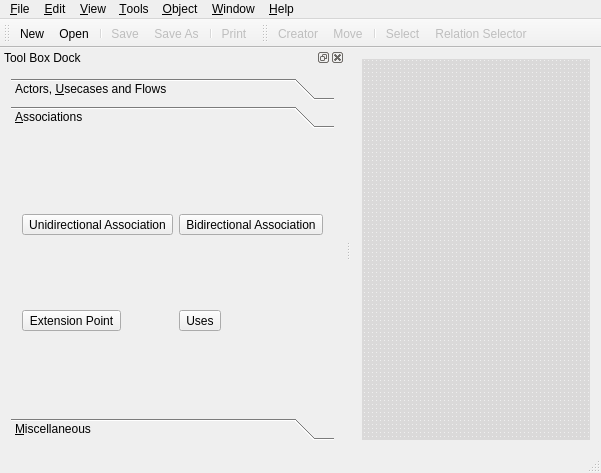
Before: the Qt Designer form concerto.ui in adityaanandmc/concerto, drawn with Qt 5.
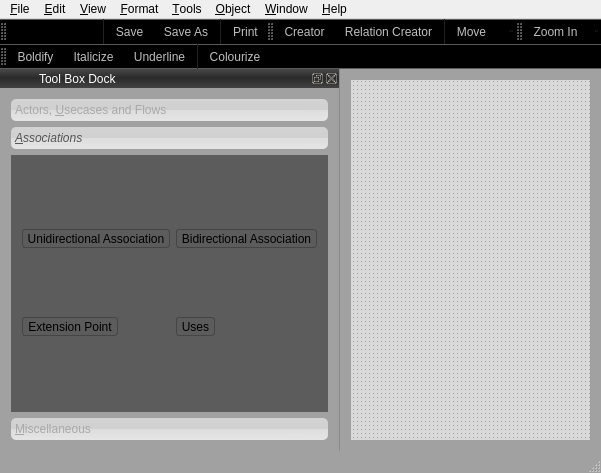
After: the same form once the commit is applied. The open tabs and pages were chosen to show the change. Icons and pictures are not drawn.

Diff of the .ui file:
```diff
--- a/concerto.ui
+++ b/concerto.ui
@@ -18,10 +18,41 @@
     <normaloff>:/icons/images/ucicon.png</normaloff>:/icons/images/ucicon.png</iconset>
   </property>
   <property name="styleSheet">
-   <string notr="true">/*background-color: #444;
-color: #e6e6e6;
-border-color: #999;
-*/</string>
+   <string notr="true">QDockWidget {
+    color: #fff;
+}
+
+ QDockWidget::title {
+     text-align: left;
+     background: qlineargradient(spread:pad, x1:0.481, y1:0, x2:0.495, y2:1, stop:0 rgba(72, 72, 72, 255), stop:0.480952 rgba(41, 41, 41, 255), stop:0.485714 rgba(43, 43, 43, 255), stop:1 rgba(66, 66, 66, 255));
+     padding-left: 35px;
+ }
+
+QToolBar {
+    background-color: qlineargradient(spread:reflect, x1:0.495,     y1:0, x2:0.496, y2:1, stop:0 rgba(37, 37, 37, 255), stop:0.528571 rgba(52, 52, 52, 255), stop:0.533333 rgba(37, 37, 37, 255), stop:1 rgba(26, 26, 26, 255));
+
+	spacing: 3px;
+}
+
+QToolBar::separator {
+	background-color: #222;
+	width: 1px;
+}
+
+QMainWindow::separator {
+     background: #8A8A8A;
+     width: 1px; /* when vertical */
+     height: 1px; /* when horizontal */
+ }
+
+QMainWindow::separator:hover {
+     background: #149AE0;
+ }
+
+QMainWindow {
+    background: #A1A1A1;
+}
+</string>
   </property>
   <property name="unifiedTitleAndToolBarOnMac">
    <bool>true</bool>
@@ -31,7 +62,66 @@
     <item>
      <widget class="QMdiArea" name="mdiArea">
       <property name="styleSheet">
-       <string notr="true">color: #222;</string>
+       <string notr="true">QToolTip {
+  background-color: #000;
+  color:  #fff;
+}
+
+QTabWidget::pane { /* The tab widget frame */
+     border: 1px solid #8C8C8C;
+ }
+
+ QTabWidget::tab-bar {
+     left: 5px; /* move to the right by 5px */
+ }
+
+ /* Style the tab using the tab sub-control. Note that
+     it reads QTabBar _not_ QTabWidget */
+ QTabBar::tab {
+     background: qlineargradient(x1: 0, y1: 0, x2: 0, y2: 1,
+                                 stop: 0 #E1E1E1, stop: 0.4 #DDDDDD,
+                                 stop: 0.5 #D8D8D8, stop: 1.0 #D3D3D3);
+     border: 1px solid #ADADAD;
+     border-bottom-color: #A1A1A1; /* same as the pane color */
+     border-top-left-radius: 4px;
+     border-top-right-radius: 4px;
+     min-width: 8ex;
+     padding: 2px;
+ }
+
+ QTabBar::tab:selected, QTabBar::tab:hover {
+     background: qlineargradient(x1: 0, y1: 0, x2: 0, y2: 1,
+                                 stop: 0 #fafafa, stop: 0.4 #f4f4f4,
+                                 stop: 0.5 #e7e7e7, stop: 1.0 #fafafa);
+ }
+
+ QTabBar::tab:selected {
+     border-color: #9B9B9B;
+     border-bottom-color: #8C8C8C; /* same as pane color */
+ }
+
+ QTabBar::tab:!selected {
+     margin-top: 2px; /* make non-selected tabs look smaller */
+ }
+
+ /* make use of negative margins for overlapping tabs */
+ QTabBar::tab:selected {
+     /* expand/overlap to the left and right by 4px */
+     margin-left: -4px;
+     margin-right: -4px;
+ }
+
+ QTabBar::tab:first:selected {
+     margin-left: 0; /* the first selected tab has nothing to overlap with on the left */
+ }
+
+ QTabBar::tab:last:selected {
+     margin-right: 0; /* the last selected tab has nothing to overlap with on the right */
+ }
+
+ QTabBar::tab:only-one {
+     margin: 0; /* if there is only one tab, we don't want overlapping margins */
+ }</string>
       </property>
       <property name="background">
        <brush brushstyle="Dense1Pattern">
@@ -169,15 +259,49 @@
     </property>
     <addaction name="actionS_witch_Layout_Direction"/>
    </widget>
+   <widget class="QMenu" name="menu_Format">
+    <property name="title">
+     <string>&amp;Format</string>
+    </property>
+    <addaction name="action_Boldify"/>
+    <addaction name="action_Italicize"/>
+    <addaction name="action_Underline"/>
+    <addaction name="separator"/>
+    <addaction name="action_Colourize"/>
+    <addaction name="separator"/>
+    <addaction name="actionFont"/>
+   </widget>
    <addaction name="menu_File"/>
    <addaction name="menu_Edit"/>
    <addaction name="menu_View"/>
+   <addaction name="menu_Format"/>
    <addaction name="menu_Tools"/>
    <addaction name="menu_Object"/>
    <addaction name="menu_Window"/>
    <addaction name="menu_Help"/>
   </widget>
   <widget class="QToolBar" name="mainToolBar">
+   <property name="windowTitle">
+    <string>File Tool Bar</string>
+   </property>
+   <property name="styleSheet">
+    <string notr="true">QToolButton { /* all types of tool button */
+	background-color: transparent;
+	border-radius: 4px;
+	padding: 4px;
+ }
+
+QToolButton:hover {
+	background-color: qlineargradient(spread:pad, x1:0.486, y1:1, x2:0.538, y2:0, stop:0 rgba(74, 74, 74, 255), stop:1 rgba(255, 255, 255, 0));
+	border-color: transparent;
+}
+
+QToolButton:pressed, QToolButton:checked {
+	background-color: qlineargradient(spread:pad, x1:0.486, y1:1, x2:0.538, y2:0, stop:0 rgba(74, 74, 74, 255), stop:1 rgba(255, 255, 255, 0));
+	border: solid 1px #222;
+}
+</string>
+   </property>
    <attribute name="toolBarArea">
     <enum>TopToolBarArea</enum>
    </attribute>
@@ -206,6 +330,25 @@
    <property name="accessibleDescription">
     <string>Contains tools that help you construct a diagram</string>
    </property>
+   <property name="styleSheet">
+    <string notr="true">QToolBox::tab {
+     background: qlineargradient(spread:pad, x1:0.467, y1:0, x2:0.49, y2:1, stop:0 rgba(211, 211, 211, 255), stop:0.485714 rgba(208, 208, 208, 255), stop:0.514286 rgba(221, 221, 221, 255), stop:1 rgba(229, 229, 229, 255));
+     border-radius: 5px;
+     color: darkgray;
+ }
+
+QToolBox::tab:hover {
+     color: #555;
+     background: qlineargradient(x1: 0, y1: 0, x2: 0, y2: 1,
+                                 stop: 0 #D6D6D6, stop: 0.4 #D4D4D4,
+                                 stop: 0.5 #CFCFCF stop: 1.0 #C9C9C9);
+ }
+
+QToolBox::tab:selected {
+     font: italic;
+     color: #555;
+ }</string>
+   </property>
    <property name="floating">
     <bool>false</bool>
    </property>
@@ -439,10 +582,29 @@
          <rect>
           <x>0</x>
           <y>0</y>
-          <width>132</width>
-          <height>136</height>
+          <width>130</width>
+          <height>130</height>
          </rect>
         </property>
+        <property name="styleSheet">
+         <string notr="true">QWidget {
+	background-color: #5C5C5C;
+	background: #5C5C5C url(:/icons/images/dock/noise.png);
+}
+
+QToolButton { /* all types of tool button */
+     border: 1px solid #454545;
+     border-radius: 3px;
+	background-color: qlineargradient(x1: 0, y1: 0, x2: 0, y2: 1,
+                                       stop: 0 #f6f7fa, stop: 1 #dadbde);
+ }
+
+QToolButton:pressed {
+     background-color: qlineargradient(x1: 0, y1: 0, x2: 0, y2: 1,
+                                       stop: 0 #dadbde, stop: 1 #f6f7fa);
+ }
+</string>
+        </property>
         <attribute name="icon">
          <iconset resource="Image-Resources.qrc">
           <normaloff>:/icons/images/items/connector.png</normaloff>:/icons/images/items/connector.png</iconset>
@@ -765,7 +927,25 @@
   </widget>
   <widget class="QToolBar" name="pointerToolBar">
    <property name="windowTitle">
-    <string>toolBar</string>
+    <string>Pointer Tool Bar</string>
+   </property>
+   <property name="styleSheet">
+    <string notr="true">QToolButton { /* all types of tool button */
+	background-color: transparent;
+	border-radius: 4px;
+	padding: 4px;
+ }
+
+QToolButton:hover {
+	background-color: qlineargradient(spread:pad, x1:0.486, y1:1, x2:0.538, y2:0, stop:0 rgba(74, 74, 74, 255), stop:1 rgba(255, 255, 255, 0));
+	border-color: transparent;
+}
+
+QToolButton:pressed, QToolButton:checked {
+	background-color: qlineargradient(spread:pad, x1:0.486, y1:1, x2:0.49, y2:0, stop:0 rgba(14, 14, 14, 255), stop:0.295238 rgba(19, 19, 19, 214), stop:0.533333 rgba(41, 41, 41, 194), stop:1 rgba(14, 14, 14, 255));
+	border: solid 1px #222;
+}
+</string>
    </property>
    <attribute name="toolBarArea">
     <enum>TopToolBarArea</enum>
@@ -774,10 +954,68 @@
     <bool>false</bool>
    </attribute>
    <addaction name="action_Creator"/>
+   <addaction name="action_Relation_Selector"/>
+   <addaction name="separator"/>
    <addaction name="action_Move"/>
-   <addaction name="separator"/>
    <addaction name="action_Select"/>
-   <addaction name="action_Relation_Selector"/>
+  </widget>
+  <widget class="QToolBar" name="viewToolBar">
+   <property name="windowTitle">
+    <string>Zoom Tool Bar</string>
+   </property>
+   <property name="styleSheet">
+    <string notr="true">QToolButton { /* all types of tool button */
+	background-color: transparent;
+	border-radius: 4px;
+	padding: 4px;
+ }
+
+QToolButton:hover {
+	background-color: qlineargradient(spread:pad, x1:0.486, y1:1, x2:0.538, y2:0, stop:0 rgba(74, 74, 74, 255), stop:1 rgba(255, 255, 255, 0));
+	border-color: transparent;
+}
+</string>
+   </property>
+   <attribute name="toolBarArea">
+    <enum>TopToolBarArea</enum>
+   </attribute>
+   <attribute name="toolBarBreak">
+    <bool>false</bool>
+   </attribute>
+   <addaction name="actionZoom_In"/>
+   <addaction name="actionZoom_Out"/>
+   <addaction name="separator"/>
+   <addaction name="action_Normal"/>
+   <addaction name="action_Fit_to_Window"/>
+  </widget>
+  <widget class="QToolBar" name="formatToolBar">
+   <property name="windowTitle">
+    <string>Format Tool Bar</string>
+   </property>
+   <property name="styleSheet">
+    <string notr="true">QToolButton { /* all types of tool button */
+	background-color: transparent;
+	border-radius: 4px;
+	padding: 4px;
+ }
+
+QToolButton:hover {
+	background-color: qlineargradient(spread:pad, x1:0.486, y1:1, x2:0.538, y2:0, stop:0 rgba(74, 74, 74, 255), stop:1 rgba(255, 255, 255, 0));
+	border-color: transparent;
+}
+</string>
+   </property>
+   <attribute name="toolBarArea">
+    <enum>TopToolBarArea</enum>
+   </attribute>
+   <attribute name="toolBarBreak">
+    <bool>true</bool>
+   </attribute>
+   <addaction name="action_Boldify"/>
+   <addaction name="action_Italicize"/>
+   <addaction name="action_Underline"/>
+   <addaction name="separator"/>
+   <addaction name="action_Colourize"/>
   </widget>
   <action name="action_New">
    <property name="icon">
@@ -1245,7 +1483,7 @@
      <normaloff>:/icons/images/cursors/linepointer.png</normaloff>:/icons/images/cursors/linepointer.png</iconset>
    </property>
    <property name="text">
-    <string>&amp;Relation Selector</string>
+    <string>&amp;Relation Creator</string>
    </property>
    <property name="toolTip">
     <string>Helps select relations</string>
@@ -1254,6 +1492,147 @@
     <string>Ctrl+Shift+L</string>
    </property>
   </action>
+  <action name="action_Properties">
+   <property name="enabled">
+    <bool>false</bool>
+   </property>
+   <property name="icon">
+    <iconset resource="Image-Resources.qrc">
+     <normaloff>:/icons/images/menu/Object/prop.png</normaloff>:/icons/images/menu/Object/prop.png</iconset>
+   </property>
+   <property name="text">
+    <string>&amp;Properties</string>
+   </property>
+   <property name="toolTip">
+    <string>Object properties</string>
+   </property>
+  </action>
+  <action name="actionZoom_In">
+   <property name="enabled">
+    <bool>false</bool>
+   </property>
+   <property name="icon">
+    <iconset resource="Image-Resources.qrc">
+     <normaloff>:/icons/images/menu/View/zoom-in.png</normaloff>:/icons/images/menu/View/zoom-in.png</iconset>
+   </property>
+   <property name="text">
+    <string>Zoom &amp;In</string>
+   </property>
+   <property name="shortcut">
+    <string>Ctrl++</string>
+   </property>
+  </action>
+  <action name="actionZoom_Out">
+   <property name="enabled">
+    <bool>false</bool>
+   </property>
+   <property name="icon">
+    <iconset resource="Image-Resources.qrc">
+     <normaloff>:/icons/images/menu/View/zoom-out.png</normaloff>:/icons/images/menu/View/zoom-out.png</iconset>
+   </property>
+   <property name="text">
+    <string>Zoom &amp;Out</string>
+   </property>
+   <property name="shortcut">
+    <string>Ctrl+-</string>
+   </property>
+  </action>
+  <action name="action_Normal">
+   <property name="enabled">
+    <bool>false</bool>
+   </property>
+   <property name="icon">
+    <iconset resource="Image-Resources.qrc">
+     <normaloff>:/icons/images/menu/View/zoom-original.png</normaloff>:/icons/images/menu/View/zoom-original.png</iconset>
+   </property>
+   <property name="text">
+    <string>&amp;Normal</string>
+   </property>
+   <property name="shortcut">
+    <string>Ctrl+0</string>
+   </property>
+  </action>
+  <action name="action_Fit_to_Window">
+   <property name="enabled">
+    <bool>false</bool>
+   </property>
+   <property name="icon">
+    <iconset resource="Image-Resources.qrc">
+     <normaloff>:/icons/images/menu/View/zoom-fit-best.png</normaloff>:/icons/images/menu/View/zoom-fit-best.png</iconset>
+   </property>
+   <property name="text">
+    <string>&amp;Fit to Window</string>
+   </property>
+  </action>
+  <action name="action_Boldify">
+   <property name="checkable">
+    <bool>true</bool>
+   </property>
+   <property name="enabled">
+    <bool>false</bool>
+   </property>
+   <property name="icon">
+    <iconset resource="Image-Resources.qrc">
+     <normaloff>:/icons/images/menu/Format/format-text-bold.png</normaloff>:/icons/images/menu/Format/format-text-bold.png</iconset>
+   </property>
+   <property name="text">
+    <string>&amp;Boldify</string>
+   </property>
+  </action>
+  <action name="action_Italicize">
+   <property name="checkable">
+    <bool>true</bool>
+   </property>
+   <property name="enabled">
+    <bool>false</bool>
+   </property>
+   <property name="icon">
+    <iconset resource="Image-Resources.qrc">
+     <normaloff>:/icons/images/menu/Format/format-text-italic.png</normaloff>:/icons/images/menu/Format/format-text-italic.png</iconset>
+   </property>
+   <property name="text">
+    <string>&amp;Italicize</string>
+   </property>
+  </action>
+  <action name="action_Colourize">
+   <property name="enabled">
+    <bool>false</bool>
+   </property>
+   <property name="icon">
+    <iconset resource="Image-Resources.qrc">
+     <normaloff>:/icons/images/menu/Format/edit-clear.svg</normaloff>:/icons/images/menu/Format/edit-clear.svg</iconset>
+   </property>
+   <property name="text">
+    <string>&amp;Colourize</string>
+   </property>
+  </action>
+  <action name="action_Underline">
+   <property name="checkable">
+    <bool>true</bool>
+   </property>
+   <property name="enabled">
+    <bool>false</bool>
+   </property>
+   <property name="icon">
+    <iconset resource="Image-Resources.qrc">
+     <normaloff>:/icons/images/menu/Format/format-text-underline.png</normaloff>:/icons/images/menu/Format/format-text-underline.png</iconset>
+   </property>
+   <property name="text">
+    <string>&amp;Underline</string>
+   </property>
+  </action>
+  <action name="actionFont">
+   <property name="enabled">
+    <bool>false</bool>
+   </property>
+   <property name="icon">
+    <iconset resource="Image-Resources.qrc">
+     <normaloff>:/icons/images/menu/Format/preferences-desktop-font.png</normaloff>:/icons/images/menu/Format/preferences-desktop-font.png</iconset>
+   </property>
+   <property name="text">
+    <string>&amp;Font...</string>
+   </property>
+  </action>
  </widget>
  <layoutdefault spacing="6" margin="11"/>
  <resources>
```
Left out of the diff: 86 changed lines with no effect on the pictures.
